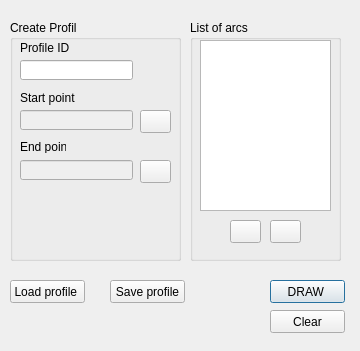
First picture: the form in ui/draw_profile.ui, repository Giswater/giswater_qgis_plugin, before the edit.
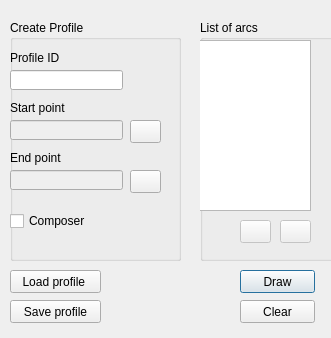
Second picture: the form after the edit. Icons and pictures are not drawn.

Patch:
```diff
--- a/ui/draw_profile.ui
+++ b/ui/draw_profile.ui
@@ -6,8 +6,8 @@
    <rect>
     <x>0</x>
     <y>0</y>
-    <width>360</width>
-    <height>351</height>
+    <width>331</width>
+    <height>338</height>
    </rect>
   </property>
   <property name="windowTitle">
@@ -19,20 +19,20 @@
   <widget class="QPushButton" name="btn_draw">
    <property name="geometry">
     <rect>
-     <x>270</x>
-     <y>280</y>
+     <x>240</x>
+     <y>270</y>
      <width>75</width>
      <height>23</height>
     </rect>
    </property>
    <property name="text">
-    <string>DRAW </string>
+    <string>Draw</string>
    </property>
   </widget>
   <widget class="QGroupBox" name="groupBox_2">
    <property name="geometry">
     <rect>
-     <x>190</x>
+     <x>200</x>
      <y>20</y>
      <width>151</width>
      <height>241</height>
@@ -44,37 +44,17 @@
    <widget class="QListWidget" name="tbl_list_arc">
     <property name="geometry">
      <rect>
-      <x>10</x>
+      <x>-10</x>
       <y>20</y>
-      <width>131</width>
+      <width>121</width>
       <height>171</height>
      </rect>
     </property>
    </widget>
-   <widget class="QPushButton" name="btn_add_arc">
-    <property name="geometry">
-     <rect>
-      <x>40</x>
-      <y>200</y>
-      <width>31</width>
-      <height>23</height>
-     </rect>
-    </property>
-    <property name="text">
-     <string/>
-    </property>
-    <property name="icon">
-     <iconset>
-      <normaloff>../icons/112.png</normaloff>../icons/112.png</iconset>
-    </property>
-    <property name="iconSize">
-     <size>
-      <width>16</width>
-      <height>16</height>
-     </size>
-    </property>
-   </widget>
    <widget class="QPushButton" name="btn_delete_arc">
+    <property name="enabled">
+     <bool>false</bool>
+    </property>
     <property name="geometry">
      <rect>
       <x>80</x>
@@ -88,6 +68,32 @@
     </property>
     <property name="icon">
      <iconset>
+      <normaloff>../icons/112.png</normaloff>../icons/112.png</iconset>
+    </property>
+    <property name="iconSize">
+     <size>
+      <width>16</width>
+      <height>16</height>
+     </size>
+    </property>
+   </widget>
+   <widget class="QPushButton" name="btn_add_arc">
+    <property name="enabled">
+     <bool>false</bool>
+    </property>
+    <property name="geometry">
+     <rect>
+      <x>40</x>
+      <y>200</y>
+      <width>31</width>
+      <height>23</height>
+     </rect>
+    </property>
+    <property name="text">
+     <string/>
+    </property>
+    <property name="icon">
+     <iconset>
       <normaloff>../icons/111.png</normaloff>../icons/111.png</iconset>
     </property>
     <property name="iconSize">
@@ -108,14 +114,14 @@
     </rect>
    </property>
    <property name="title">
-    <string>Create Profil</string>
+    <string>Create Profile</string>
    </property>
    <widget class="QLabel" name="label">
     <property name="geometry">
      <rect>
-      <x>10</x>
-      <y>70</y>
-      <width>71</width>
+      <x>0</x>
+      <y>80</y>
+      <width>111</width>
       <height>16</height>
      </rect>
     </property>
@@ -126,10 +132,10 @@
    <widget class="QLabel" name="label_2">
     <property name="geometry">
      <rect>
-      <x>10</x>
-      <y>120</y>
-      <width>46</width>
-      <height>13</height>
+      <x>0</x>
+      <y>130</y>
+      <width>91</width>
+      <height>16</height>
      </rect>
     </property>
     <property name="text">
@@ -142,18 +148,18 @@
     </property>
     <property name="geometry">
      <rect>
-      <x>10</x>
-      <y>140</y>
+      <x>0</x>
+      <y>150</y>
       <width>113</width>
       <height>20</height>
      </rect>
     </property>
    </widget>
-   <widget class="QPushButton" name="add_start_point">
+   <widget class="QPushButton" name="btn_add_start_point">
     <property name="geometry">
      <rect>
-      <x>130</x>
-      <y>90</y>
+      <x>120</x>
+      <y>100</y>
       <width>31</width>
       <height>23</height>
      </rect>
@@ -172,11 +178,11 @@
      </size>
     </property>
    </widget>
-   <widget class="QPushButton" name="add_end_point">
+   <widget class="QPushButton" name="btn_add_end_point">
     <property name="geometry">
      <rect>
-      <x>130</x>
-      <y>140</y>
+      <x>120</x>
+      <y>150</y>
       <width>31</width>
       <height>23</height>
      </rect>
@@ -195,8 +201,8 @@
     </property>
     <property name="geometry">
      <rect>
-      <x>10</x>
-      <y>90</y>
+      <x>0</x>
+      <y>100</y>
       <width>113</width>
       <height>20</height>
      </rect>
@@ -205,9 +211,9 @@
    <widget class="QLabel" name="label_3">
     <property name="geometry">
      <rect>
-      <x>10</x>
-      <y>20</y>
-      <width>71</width>
+      <x>0</x>
+      <y>30</y>
+      <width>121</width>
       <height>16</height>
      </rect>
     </property>
@@ -218,20 +224,33 @@
    <widget class="QLineEdit" name="profile_id">
     <property name="geometry">
      <rect>
-      <x>10</x>
-      <y>40</y>
+      <x>0</x>
+      <y>50</y>
       <width>113</width>
       <height>20</height>
      </rect>
     </property>
    </widget>
+   <widget class="QCheckBox" name="chk_composer">
+    <property name="geometry">
+     <rect>
+      <x>0</x>
+      <y>190</y>
+      <width>151</width>
+      <height>22</height>
+     </rect>
+    </property>
+    <property name="text">
+     <string>Composer</string>
+    </property>
+   </widget>
   </widget>
   <widget class="QPushButton" name="btn_load_profile">
    <property name="geometry">
     <rect>
      <x>10</x>
-     <y>280</y>
-     <width>75</width>
+     <y>270</y>
+     <width>91</width>
      <height>23</height>
     </rect>
    </property>
@@ -242,9 +261,9 @@
   <widget class="QPushButton" name="btn_save_profile">
    <property name="geometry">
     <rect>
-     <x>110</x>
-     <y>280</y>
-     <width>75</width>
+     <x>10</x>
+     <y>300</y>
+     <width>91</width>
      <height>23</height>
     </rect>
    </property>
@@ -255,8 +274,8 @@
   <widget class="QPushButton" name="btn_clear_profile">
    <property name="geometry">
     <rect>
-     <x>270</x>
-     <y>310</y>
+     <x>240</x>
+     <y>300</y>
      <width>75</width>
      <height>23</height>
     </rect>
```
